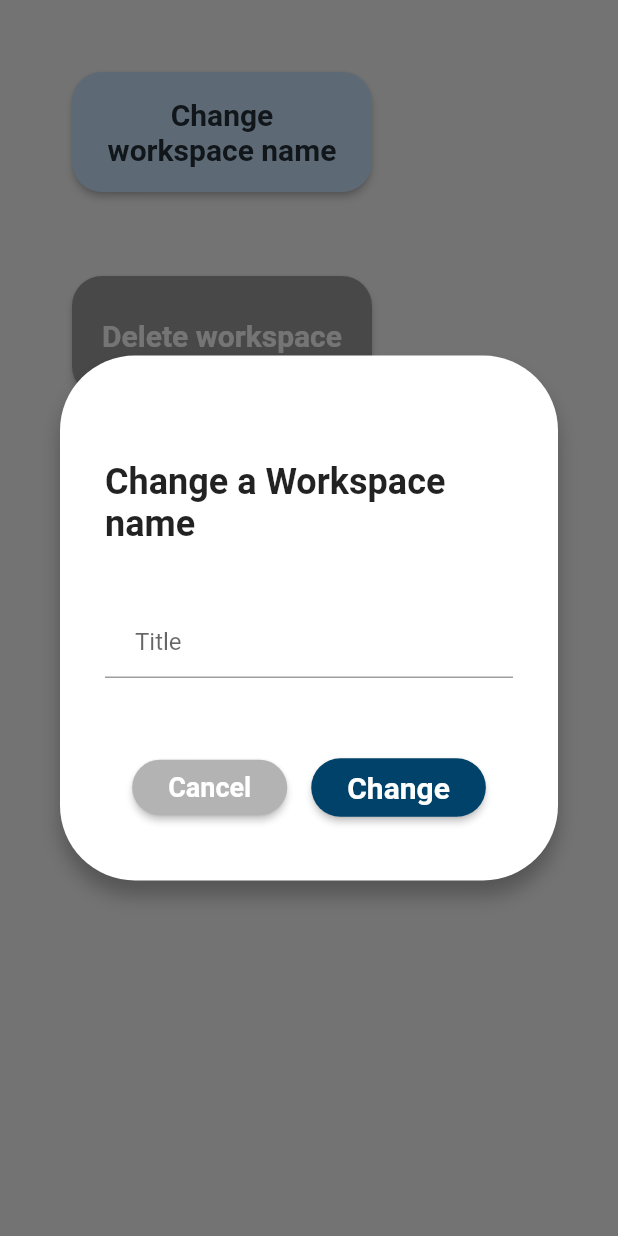
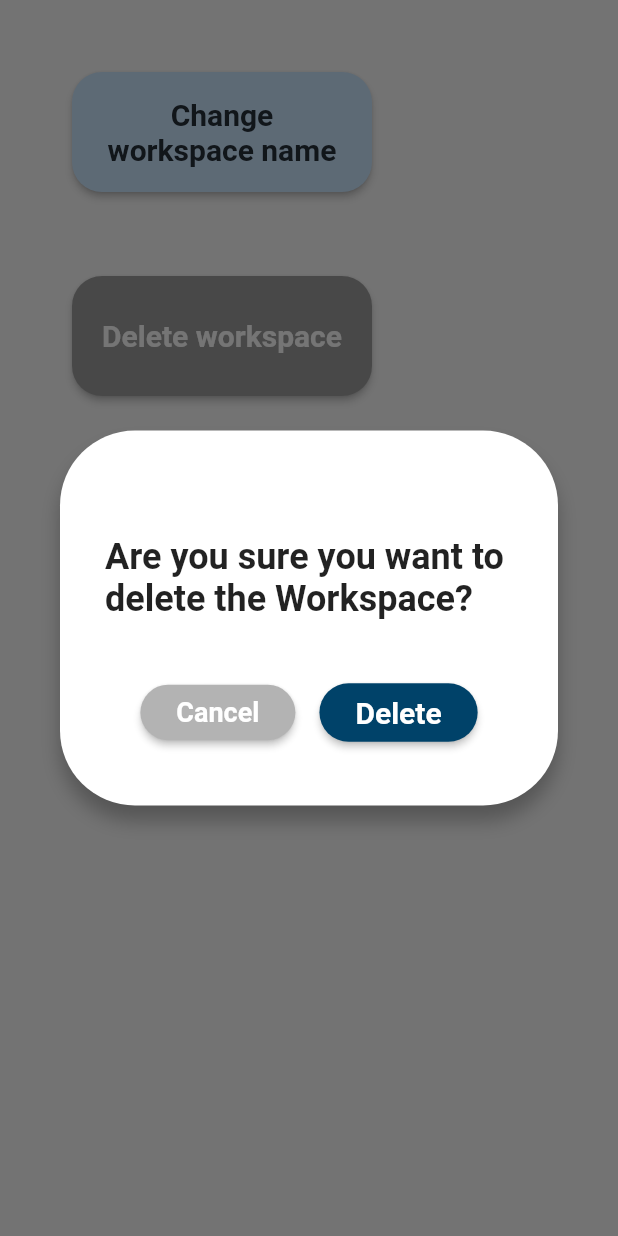
Before and after one commit to Trello-Foxtrot/Trello, a Flutter app: the SettingsTab widget shown alone on an empty page, opened directly, after a tap on "Delete workspace", on a phone screen of 412 x 824 dp. Run offline on Flutter 3.47's test engine with Material 2 defaults, Android fonts, the phone set to English and light mode, and no system bars; missing offline and left inert: dart:html; Roboto replaces fonts that are missing (HelveticaNeue).

Commit message:
added delete workspace popup

```diff
--- /dev/null
+++ b/lib/popups/delete_workspace_popup.dart
@@ -0,0 +1,73 @@
+import 'package:flutter/material.dart';
+import 'package:trello/buttons/blue_button.dart';
+import 'package:trello/buttons/cancel_button.dart';
+import 'package:trello/screens/main_screen.dart';
+
+class DeleteWorkspaceDialog extends StatelessWidget {
+  @override
+  Widget build(BuildContext context) {
+    return Dialog(
+      shape: RoundedRectangleBorder(
+        borderRadius: BorderRadius.circular(50),
+      ),
+      elevation: 0.0,
+      backgroundColor: Colors.transparent,
+      child: Container(
+        width: 400,
+        height: 250,
+        decoration: BoxDecoration(
+          color: Colors.white,
+          shape: BoxShape.rectangle,
+          borderRadius: BorderRadius.circular(50),
+          boxShadow: const [
+            BoxShadow(
+              color: Colors.black26,
+              blurRadius: 10.0,
+              offset: Offset(0.0, 10.0),
+            ),
+          ],
+        ),
+        child: Padding(
+          padding: const EdgeInsets.all(30.0),
+          child: Form(
+            child: Column(
+              mainAxisSize: MainAxisSize.max,
+              mainAxisAlignment: MainAxisAlignment.spaceBetween,
+              children: <Widget>[
+                const Padding(
+                  padding: EdgeInsets.only(top: 40),
+                  child: Text(
+                    "Are you sure you want to delete the Workspace?",
+                    style: TextStyle(
+                      fontSize: 24.0,
+                      fontWeight: FontWeight.w700,
+                    ),
+                  ),
+                ),
+                Row(
+                  mainAxisAlignment: MainAxisAlignment.center,
+                  children: [
+                    CancelButton(
+                      onClick: () {
+                        Navigator.of(context).pop();
+                      },
+                    ),
+                    DialogBlueButton(
+                      text: "Delete",
+                      onClick: () {
+                        Navigator.push(
+                          context,
+                          MaterialPageRoute(builder: (context) => MainScreen()),
+                        );
+                      },
+                    ),
+                  ],
+                ),
+              ],
+            ),
+          ),
+        ),
+      ),
+    );
+  }
+}
--- a/lib/screens/tabs/settings_tab.dart
+++ b/lib/screens/tabs/settings_tab.dart
@@ -1,5 +1,6 @@
 import 'package:flutter/material.dart';
 import 'package:trello/buttons/board_button.dart';
+import 'package:trello/popups/delete_workspace_popup.dart';
 import 'package:trello/popups/rename_workspace_popup.dart';
 
 class SettingsTab extends StatefulWidget {
@@ -41,7 +42,7 @@ class _SettingsTabState extends State<SettingsTab> {
                   showDialog(
                       context: context,
                       builder: (BuildContext context) {
-                        return RenameWorkspaceDialog();
+                        return DeleteWorkspaceDialog();
                       });
                 },
                 bgColor: Colors.grey,
```
